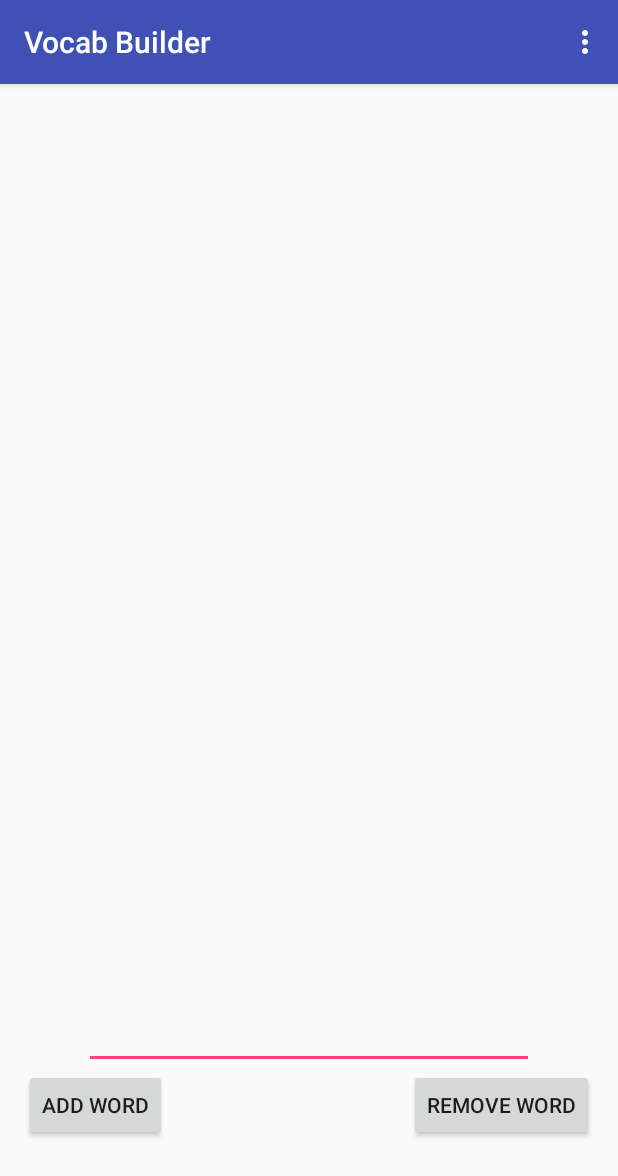
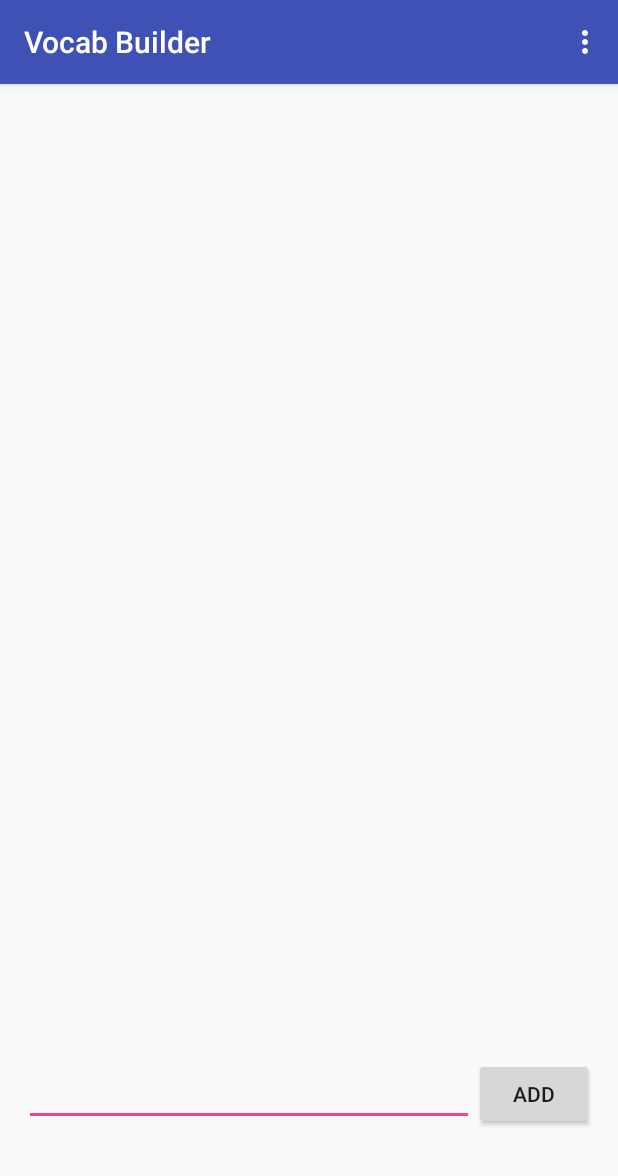
Before and after one commit to tonyOreglia/vocabBuilder, an Android app: the screen it shows after launch (MainActivity), on a phone screen of 412 x 824 dp. Shown: the top 1176 px of the screen. Run offline under Robolectric (Android 15) with nearby library versions, the phone set to English and light mode, and no system bars; 1 statement that could not run was skipped.

Commit message:
delete button working, with row click listener working.

```diff
--- a/app/src/main/java/com/example/tonyoreglia/vocabbuilder/MainActivity.java
+++ b/app/src/main/java/com/example/tonyoreglia/vocabbuilder/MainActivity.java
@@ -59,6 +59,17 @@ public class MainActivity extends AppCompatActivity {
         wordInput = (EditText) findViewById(R.id.wordInput);
 
         dbHandler = new MyDBHandler(this, null, null, 1);
+
+//
+//        ListView list = (ListView) findViewById(R.id.listview);
+//        list.setOnItemClickListener(new AdapterView.OnItemClickListener() {
+//            @Override
+//            public void onItemClick(AdapterView<?> parent, View view, int position, long id) {
+//                Object listItem = list.getItemAtPosition(position);
+//            }
+//        });
+        customListView = (ListView) findViewById(R.id.customListView);
+
         //printDataBase();
         displayWordsInList();
 
@@ -66,6 +77,9 @@ public class MainActivity extends AppCompatActivity {
                 new AdapterView.OnItemClickListener(){
                     @Override
                     public void onItemClick(AdapterView<?> parent, View view, int position, long id) {
+                        Log.i("INFO", "Inside Click Listener");
+
+                        Object listItem = customListView.getItemAtPosition(position);
                         String word = String.valueOf(parent.getItemAtPosition(position));
                         String definition = dbHandler.databaseDefinitionToString(word);
 
--- a/app/src/main/java/com/example/tonyoreglia/vocabbuilder/MyDBHandler.java
+++ b/app/src/main/java/com/example/tonyoreglia/vocabbuilder/MyDBHandler.java
@@ -147,9 +147,10 @@ public class MyDBHandler extends SQLiteOpenHelper {
                     Log.i("INFO", "Part of Speech: " + partOfSpeech);
                     if(partOfSpeech.equals("null")) {
                         Log.i("INFO", "No part of speech being added to word string");
+                        dbString.append("\n");
                     }
                     else {
-                        dbString.append("; " + partOfSpeech);
+                        dbString.append("; " + partOfSpeech + "\n");
                     }
                     dbString.append("\n");
                     definitionCounter++;
--- a/app/src/main/res/layout/content_main.xml
+++ b/app/src/main/res/layout/content_main.xml
@@ -22,32 +22,23 @@
     <Button
         android:layout_width="wrap_content"
         android:layout_height="wrap_content"
-        android:text="Add word"
+        android:text="ADD"
         android:id="@+id/addWordButton"
         android:onClick="addWordButtonClicked"
-        android:layout_alignTop="@+id/removeWordButtton"
-        android:layout_alignParentLeft="true"
-        android:layout_alignParentStart="true"
         android:elegantTextHeight="false"
-        android:clickable="false" />
-
-    <Button
-        android:layout_width="wrap_content"
-        android:layout_height="wrap_content"
-        android:text="Remove Word"
-        android:id="@+id/removeWordButtton"
-        android:onClick="removeWordButtonClicked"
-        android:layout_marginBottom="47dp"
-        android:layout_alignParentBottom="true"
-        android:layout_alignParentRight="true"
-        android:layout_alignParentEnd="true" />
+        android:clickable="false"
+        android:layout_below="@+id/customListView"
+        android:layout_toRightOf="@+id/wordInput"
+        android:layout_toEndOf="@+id/wordInput" />
 
     <EditText
-        android:layout_width="wrap_content"
+        android:layout_width="300dp"
         android:layout_height="wrap_content"
         android:id="@+id/wordInput"
         android:width="300dp"
-        android:layout_above="@+id/addWordButton"
-        android:layout_centerHorizontal="true" />
+        android:layout_alignParentBottom="true"
+        android:layout_alignParentLeft="true"
+        android:layout_alignParentStart="true"
+        android:layout_marginBottom="57dp" />
 
 </RelativeLayout>
```
